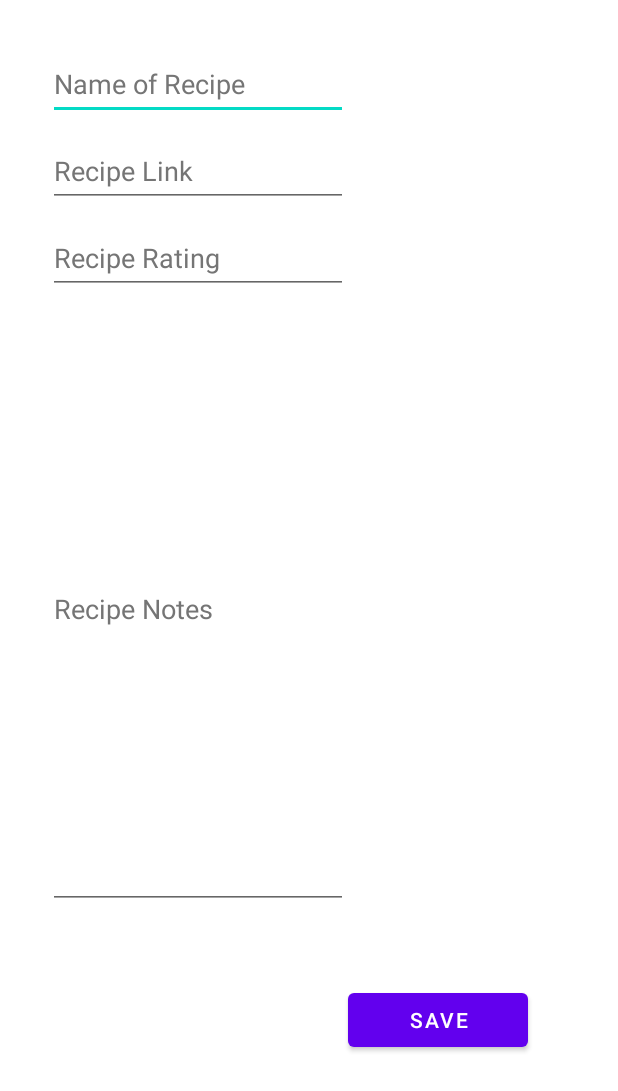
After one commit to mho-bbk/myrecipes, an Android app: the layout fragment_recipes_input.xml on its own in the app's theme, with its tools: preview values and no code run, on a phone screen of 412 x 824 dp. The commit adds this screen. Shown: the top 1091 px of the screen. Run offline under Robolectric (Android 15) with nearby library versions, the phone set to English and light mode, and no system bars.

Commit message:
Began implementing recipes screens

```diff
--- a/src/main/java/com/example/myrecipes/MainActivity.kt
+++ b/src/main/java/com/example/myrecipes/MainActivity.kt
@@ -5,6 +5,7 @@ import androidx.appcompat.app.AppCompatActivity
 import android.os.Bundle
 import com.example.myrecipes.converter.ConverterActivity
 import com.example.myrecipes.databinding.ActivityMainBinding
+import com.example.myrecipes.recipes.RecipesActivity
 
 class MainActivity : AppCompatActivity() {
 
@@ -19,10 +20,16 @@ class MainActivity : AppCompatActivity() {
         setContentView(binding.root)
 
         binding.converterButton.setOnClickListener { launchConverterActivity() }
+        binding.recipesButton.setOnClickListener { launchRecipesActivity() }
     }
 
     private fun launchConverterActivity() {
         listIntent = Intent(this, ConverterActivity::class.java)
         startActivity(listIntent)
     }
+
+    private fun launchRecipesActivity() {
+        listIntent = Intent(this, RecipesActivity::class.java)
+        startActivity(listIntent)
+    }
 }
--- /dev/null
+++ b/src/main/java/com/example/myrecipes/recipes/RecipesActivity.kt
@@ -0,0 +1,12 @@
+package com.example.myrecipes.recipes
+
+import android.os.Bundle
+import androidx.appcompat.app.AppCompatActivity
+import com.example.myrecipes.R
+
+class RecipesActivity : AppCompatActivity() {
+    override fun onCreate(savedInstanceState: Bundle?) {
+        super.onCreate(savedInstanceState)
+        setContentView(R.layout.activity_recipes_input)
+    }
+}
--- /dev/null
+++ b/src/main/res/layout/activity_recipes_input.xml
@@ -0,0 +1,19 @@
+<?xml version="1.0" encoding="utf-8"?>
+<androidx.constraintlayout.widget.ConstraintLayout xmlns:android="http://schemas.android.com/apk/res/android"
+    xmlns:app="http://schemas.android.com/apk/res-auto"
+    xmlns:tools="http://schemas.android.com/tools"
+    android:layout_width="match_parent"
+    android:layout_height="match_parent"
+    tools:context=".recipes.RecipesActivity">
+
+    <androidx.fragment.app.FragmentContainerView
+        android:id="@+id/recipes_input_fragment"
+        android:name="com.example.myrecipes.recipes.RecipesActivity"
+        android:layout_width="0dp"
+        android:layout_height="0dp"
+        app:layout_constraintLeft_toLeftOf="parent"
+        app:layout_constraintRight_toRightOf="parent"
+        app:layout_constraintTop_toTopOf="parent"
+        app:layout_constraintBottom_toBottomOf="parent" />
+
+</androidx.constraintlayout.widget.ConstraintLayout>
--- /dev/null
+++ b/src/main/res/layout/fragment_recipes_input.xml
@@ -0,0 +1,65 @@
+<?xml version="1.0" encoding="utf-8"?>
+<androidx.constraintlayout.widget.ConstraintLayout xmlns:android="http://schemas.android.com/apk/res/android"
+    android:layout_width="match_parent"
+    android:layout_height="match_parent"
+    xmlns:app="http://schemas.android.com/apk/res-auto">
+
+    <com.google.android.material.textfield.TextInputEditText
+        android:id="@+id/recipe_name"
+        android:layout_width="200dp"
+        android:layout_height="wrap_content"
+        android:layout_marginTop="32dp"
+        android:layout_marginStart="32dp"
+        android:hint="@string/recipe_name"
+        android:minHeight="48dp"
+        android:padding="4dp"
+        android:textColorHint="#757575"
+        app:layout_constraintStart_toStartOf="parent"
+        app:layout_constraintTop_toTopOf="parent" />
+
+    <com.google.android.material.textfield.TextInputEditText
+        android:id="@+id/recipe_link"
+        android:layout_width="200dp"
+        android:layout_height="wrap_content"
+        android:layout_marginTop="10dp"
+        android:hint="@string/recipe_link"
+        android:minHeight="48dp"
+        android:padding="4dp"
+        android:textColorHint="#757575"
+        app:layout_constraintStart_toStartOf="@id/recipe_name"
+        app:layout_constraintTop_toBottomOf="@id/recipe_name" />
+
+    <com.google.android.material.textfield.TextInputEditText
+        android:id="@+id/recipe_rating"
+        android:layout_width="200dp"
+        android:layout_height="wrap_content"
+        android:layout_marginTop="10dp"
+        android:hint="@string/recipe_rating"
+        android:minHeight="48dp"
+        android:padding="4dp"
+        android:textColorHint="#757575"
+        app:layout_constraintStart_toStartOf="@id/recipe_link"
+        app:layout_constraintTop_toBottomOf="@id/recipe_link" />
+
+    <com.google.android.material.textfield.TextInputEditText
+        android:id="@+id/recipe_notes"
+        android:layout_width="200dp"
+        android:layout_height="400dp"
+        android:layout_marginTop="10dp"
+        android:hint="@string/recipe_notes"
+        android:minHeight="48dp"
+        android:padding="4dp"
+        android:textColorHint="#757575"
+        app:layout_constraintStart_toStartOf="@id/recipe_rating"
+        app:layout_constraintTop_toBottomOf="@id/recipe_rating" />
+
+    <Button
+        android:id="@+id/save_button"
+        android:layout_width="120dp"
+        android:layout_height="wrap_content"
+        android:text="@string/save"
+        app:layout_constraintTop_toBottomOf="@id/recipe_notes"
+        app:layout_constraintStart_toEndOf="@id/recipe_notes"
+        android:layout_marginTop="50dp" />
+
+</androidx.constraintlayout.widget.ConstraintLayout>
--- a/src/main/res/values/strings.xml
+++ b/src/main/res/values/strings.xml
@@ -1,4 +1,12 @@
 <resources>
+    <!-- Recipes -->
+    <string name="recipe_name">Name of Recipe</string>
+    <string name="recipe_link">Recipe Link</string>
+    <string name="recipe_rating">Recipe Rating</string>
+    <string name="recipe_notes">Recipe Notes</string>
+    <string name="save">Save</string>
+
+    <!-- Converter -->
     <string name="app_name">MyRecipes</string>
     <string name="convert_to_grams_txt">Convert to grams</string>
     <string name="cups_txt">cups</string>
```
Also changed, not shown: 1 other file.
